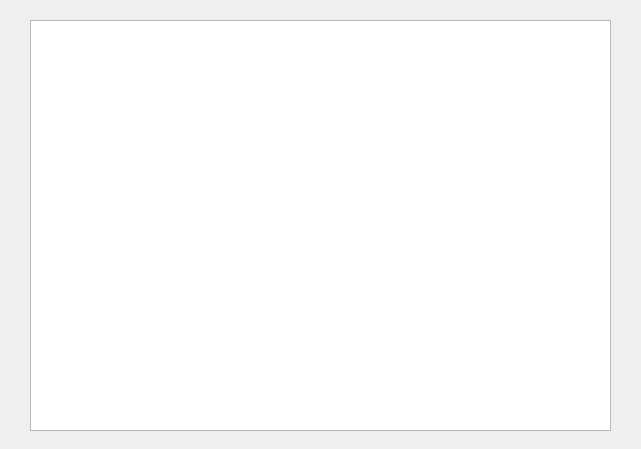
Old version of the form ctripui/roomsuserui.ui in the repository imagecser/hotelManage.
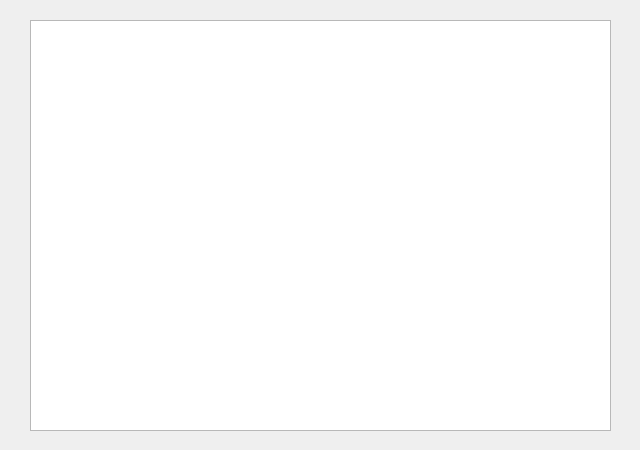
New version of the form.

```diff
--- a/ctripui/roomsuserui.ui
+++ b/ctripui/roomsuserui.ui
@@ -6,8 +6,8 @@
    <rect>
     <x>0</x>
     <y>0</y>
-    <width>641</width>
-    <height>449</height>
+    <width>640</width>
+    <height>450</height>
    </rect>
   </property>
   <property name="windowTitle">
```
